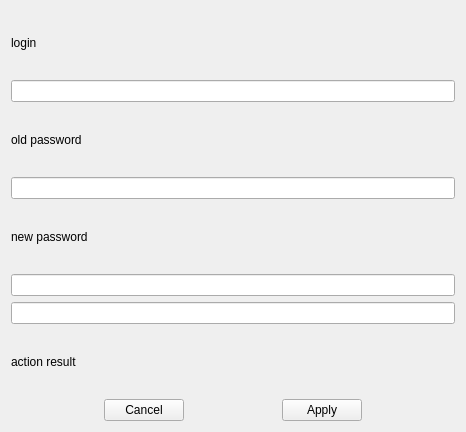
This is gui/change_password.ui in Lilostich/CDC as Qt 5 draws it before an edit. The edited form follows.
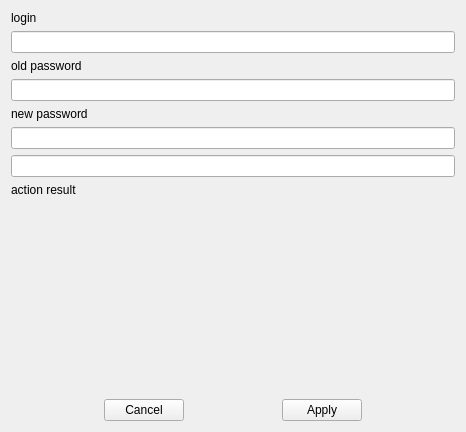
This is the edited form.

What changed in the file:
```diff
--- a/gui/change_password.ui
+++ b/gui/change_password.ui
@@ -56,6 +56,19 @@
        </property>
       </widget>
      </item>
+     <item>
+      <spacer name="verticalSpacer">
+       <property name="orientation">
+        <enum>Qt::Vertical</enum>
+       </property>
+       <property name="sizeHint" stdset="0">
+        <size>
+         <width>20</width>
+         <height>40</height>
+        </size>
+       </property>
+      </spacer>
+     </item>
      <item>
       <layout class="QHBoxLayout" name="horizontalLayout">
        <item>
```
